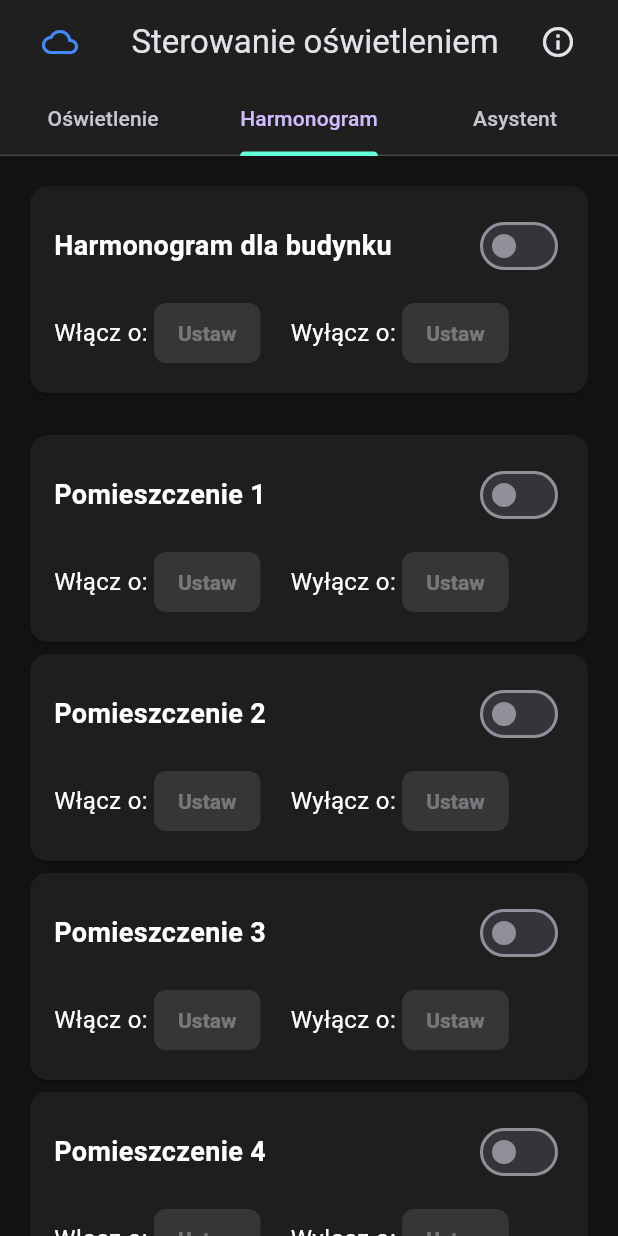
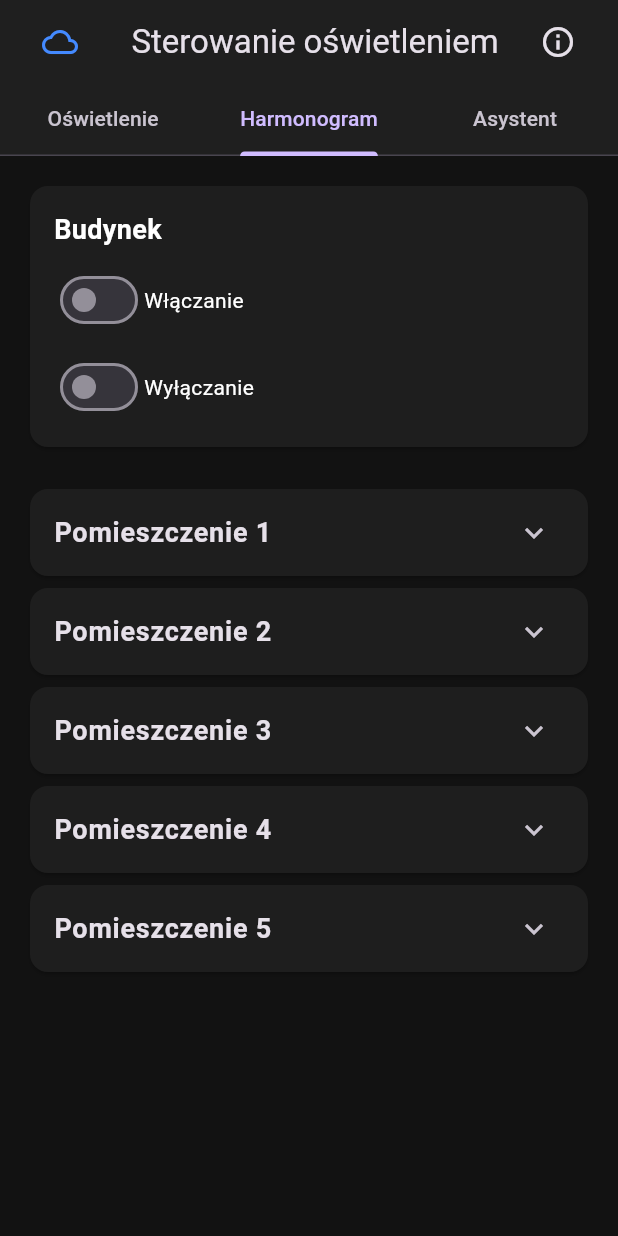
Before and after one commit to bartoszwer1/projekt-inz, a Flutter app: the screen it shows after launch, tab 2 chosen, on a phone screen of 412 x 824 dp. Run offline on Flutter 3.47's test engine with Material 3 defaults, Android fonts, the phone set to English and light mode, and no system bars; network calls fail.

Commit message:
better UI

```diff
--- a/osw_biur/lib/main.dart
+++ b/osw_biur/lib/main.dart
@@ -5,7 +5,7 @@ import 'dart:convert'; // Import for JSON parsing
 
 void main() {
   runApp(MaterialApp(
-    home: SterownikOsw(),
+    home: const SterownikOsw(),
     debugShowCheckedModeBanner: false,
     theme: ThemeData.dark().copyWith(
       primaryColor: Colors.tealAccent,
@@ -80,8 +80,10 @@ class _SterownikOswState extends State<SterownikOsw>
   Timer? scheduleTimer;
 
   // Schedule enabled flags
-  bool scheduleEnabledBuilding = false;
-  List<bool> scheduleEnabledRooms = [false, false, false, false, false];
+  bool scheduleEnabledBuildingOn = false;
+  bool scheduleEnabledBuildingOff = false;
+  List<bool> scheduleEnabledRoomsOn = [false, false, false, false, false];
+  List<bool> scheduleEnabledRoomsOff = [false, false, false, false, false];
 
   @override
   void initState() {
@@ -518,41 +520,83 @@ class _SterownikOswState extends State<SterownikOsw>
             child: Column(
               crossAxisAlignment: CrossAxisAlignment.start,
               children: [
-                // Schedule toggle and time pickers
+                // Schedule toggle and time pickers for Building
                 Row(
                   mainAxisAlignment: MainAxisAlignment.spaceBetween,
                   children: [
-                    const Text('Harmonogram dla budynku',
+                    const Text('Budynek',
                         style: TextStyle(
                             fontSize: 18, fontWeight: FontWeight.bold)),
+                    // Green dot if any schedule is enabled
+                    (scheduleEnabledBuildingOn || scheduleEnabledBuildingOff)
+                        ? const Icon(
+                            Icons.circle,
+                            color: Colors.green,
+                            size: 12,
+                          )
+                        : Container(),
+                  ],
+                ),
+                const SizedBox(height: 10),
+                // Harmonogram Włączenia
+                Row(
+                  children: [
+                    Expanded(
+                      child: Row(
+                        children: [
                           Switch(
-                      value: scheduleEnabledBuilding,
+                            value: scheduleEnabledBuildingOn,
                             onChanged: (bool value) {
                               setState(() {
-                          scheduleEnabledBuilding = value;
+                                scheduleEnabledBuildingOn = value;
                               });
                             },
+                          ),
+                          const Text('Włączanie'),
+                        ],
+                      ),
+                    ),
+                  ],
+                ),
+                if (scheduleEnabledBuildingOn)
+                  Row(
+                    children: [
+                      const Text('Włącz o: ', style: TextStyle(fontSize: 16)),
+                      ElevatedButton(
+                        onPressed: () => pickTime(context, true, true, null),
+                        child: Text(buildingOnTime != null
+                            ? buildingOnTime!.format(context)
+                            : "Ustaw"),
                       ),
                     ],
                   ),
                 const SizedBox(height: 10),
+                // Harmonogram Wyłączenia
                 Row(
                   children: [
-                    const Text('Włącz o: ', style: TextStyle(fontSize: 16)),
-                    ElevatedButton(
-                      onPressed: scheduleEnabledBuilding
-                          ? () => pickTime(context, true, true, null)
-                          : null,
-                      child: Text(buildingOnTime != null
-                          ? buildingOnTime!.format(context)
-                          : "Ustaw"),
+                    Expanded(
+                      child: Row(
+                        children: [
+                          Switch(
+                            value: scheduleEnabledBuildingOff,
+                            onChanged: (bool value) {
+                              setState(() {
+                                scheduleEnabledBuildingOff = value;
+                              });
+                            },
                           ),
-                    const SizedBox(width: 20),
+                          const Text('Wyłączanie'),
+                        ],
+                      ),
+                    ),
+                  ],
+                ),
+                if (scheduleEnabledBuildingOff)
+                  Row(
+                    children: [
                       const Text('Wyłącz o: ', style: TextStyle(fontSize: 16)),
                       ElevatedButton(
-                      onPressed: scheduleEnabledBuilding
-                          ? () => pickTime(context, false, true, null)
-                          : null,
+                        onPressed: () => pickTime(context, false, true, null),
                         child: Text(buildingOffTime != null
                             ? buildingOffTime!.format(context)
                             : "Ustaw"),
@@ -566,50 +610,93 @@ class _SterownikOswState extends State<SterownikOsw>
         const SizedBox(height: 20),
         // Harmonogram dla wszystkich pomieszczeń
         ...List.generate(roomsCct.length, (index) {
+          bool isAnyScheduleEnabled =
+              scheduleEnabledRoomsOn[index] || scheduleEnabledRoomsOff[index];
           return Card(
             color: const Color(0xFF1E1E1E),
             shape:
                 RoundedRectangleBorder(borderRadius: BorderRadius.circular(12)),
-            child: Padding(
-              padding: const EdgeInsets.all(16),
+            child: ExpansionTile(
+              leading: isAnyScheduleEnabled
+                  ? const Icon(
+                      Icons.circle,
+                      color: Colors.green,
+                      size: 12,
+                    )
+                  : null,
+              title: Text('Pomieszczenie ${index + 1}',
+                  style: const TextStyle(
+                      fontSize: 18, fontWeight: FontWeight.bold)),
+              children: [
+                Padding(
+                  padding: const EdgeInsets.symmetric(
+                      horizontal: 16.0, vertical: 8.0),
                   child: Column(
                     crossAxisAlignment: CrossAxisAlignment.start,
                     children: [
-                  // Schedule toggle and time pickers
+                      // Harmonogram Włączenia
                       Row(
-                    mainAxisAlignment: MainAxisAlignment.spaceBetween,
                         children: [
-                      Text('Pomieszczenie ${index + 1}',
-                          style: const TextStyle(
-                              fontSize: 18, fontWeight: FontWeight.bold)),
+                          Expanded(
+                            child: Row(
+                              children: [
                                 Switch(
-                        value: scheduleEnabledRooms[index],
+                                  value: scheduleEnabledRoomsOn[index],
                                   onChanged: (bool value) {
                                     setState(() {
-                            scheduleEnabledRooms[index] = value;
+                                      scheduleEnabledRoomsOn[index] = value;
                                     });
                                   },
+                                ),
+                                const Text('Włączanie'),
+                              ],
+                            ),
+                          ),
+                        ],
+                      ),
+                      if (scheduleEnabledRoomsOn[index])
+                        Row(
+                          children: [
+                            const Text('Włącz o: ',
+                                style: TextStyle(fontSize: 16)),
+                            ElevatedButton(
+                              onPressed: () =>
+                                  pickTime(context, true, false, index),
+                              child: Text(roomsOnTime[index] != null
+                                  ? roomsOnTime[index]!.format(context)
+                                  : "Ustaw"),
                             ),
                           ],
                         ),
                       const SizedBox(height: 10),
+                      // Harmonogram Wyłączenia
                       Row(
                         children: [
-                      const Text('Włącz o: ', style: TextStyle(fontSize: 16)),
+                          Expanded(
+                            child: Row(
+                              children: [
+                                Switch(
+                                  value: scheduleEnabledRoomsOff[index],
+                                  onChanged: (bool value) {
+                                    setState(() {
+                                      scheduleEnabledRoomsOff[index] = value;
+                                    });
+                                  },
+                                ),
+                                const Text('Wyłączanie'),
+                              ],
+                            ),
+                          ),
+                        ],
+                      ),
+                      if (scheduleEnabledRoomsOff[index])
+                        Row(
+                          children: [
+                            const Text('Wyłącz o: ',
+                                style: TextStyle(fontSize: 16)),
                             ElevatedButton(
-                        onPressed: scheduleEnabledRooms[index]
-                            ? () => pickTime(context, true, false, index)
-                            : null,
-                        child: Text(roomsOnTime[index] != null
-                            ? roomsOnTime[index]!.format(context)
-                            : "Ustaw"),
-                      ),
-                      const SizedBox(width: 20),
-                      const Text('Wyłącz o: ', style: TextStyle(fontSize: 16)),
-                      ElevatedButton(
-                        onPressed: scheduleEnabledRooms[index]
-                            ? () => pickTime(context, false, false, index)
-                            : null,
+                              onPressed: () =>
+                                  pickTime(context, false, false, index),
                               child: Text(roomsOffTime[index] != null
                                   ? roomsOffTime[index]!.format(context)
                                   : "Ustaw"),
@@ -618,6 +705,8 @@ class _SterownikOswState extends State<SterownikOsw>
                         ),
                     ],
                   ),
+                ),
+              ],
             ),
           );
         }),
@@ -630,33 +719,38 @@ class _SterownikOswState extends State<SterownikOsw>
     DateTime now = DateTime.now();
     TimeOfDay currentTime = TimeOfDay(hour: now.hour, minute: now.minute);
 
-    // Sprawdzenie harmonogramu dla budynku
-    if (scheduleEnabledBuilding) {
-      if (buildingOnTime != null &&
+    // Sprawdzenie harmonogramu dla budynku - Włączanie
+    if (scheduleEnabledBuildingOn &&
+        buildingOnTime != null &&
         buildingOnTime!.hour == currentTime.hour &&
         buildingOnTime!.minute == currentTime.minute) {
       setBuilding(buildingCct, 100);
     }
-      if (buildingOffTime != null &&
+
+    // Sprawdzenie harmonogramu dla budynku - Wyłączanie
+    if (scheduleEnabledBuildingOff &&
+        buildingOffTime != null &&
         buildingOffTime!.hour == currentTime.hour &&
         buildingOffTime!.minute == currentTime.minute) {
       setBuilding(buildingCct, 0);
     }
-    }
 
     // Sprawdzenie harmonogramu dla wszystkich pomieszczeń
     for (int i = 0; i < roomsCct.length; i++) {
-      if (scheduleEnabledRooms[i]) {
-        if (roomsOnTime[i] != null &&
+      // Włączanie
+      if (scheduleEnabledRoomsOn[i] &&
+          roomsOnTime[i] != null &&
           roomsOnTime[i]!.hour == currentTime.hour &&
           roomsOnTime[i]!.minute == currentTime.minute) {
         setRoom(i, roomsCct[i], 100);
       }
-        if (roomsOffTime[i] != null &&
+
+      // Wyłączanie
+      if (scheduleEnabledRoomsOff[i] &&
+          roomsOffTime[i] != null &&
           roomsOffTime[i]!.hour == currentTime.hour &&
           roomsOffTime[i]!.minute == currentTime.minute) {
         setRoom(i, roomsCct[i], 0);
-        }
       }
     }
   }
@@ -760,10 +854,8 @@ class _SterownikOswState extends State<SterownikOsw>
               ),
             ],
           ),
-          bottom: TabBar(
-            controller: _tabController,
-            indicatorColor: Colors.tealAccent,
-            tabs: const [
+          bottom: const TabBar(
+            tabs: [
               Tab(text: 'Oświetlenie'),
               Tab(text: 'Harmonogram'),
               Tab(text: 'Asystent'),
@@ -771,7 +863,6 @@ class _SterownikOswState extends State<SterownikOsw>
           ),
         ),
         body: TabBarView(
-          controller: _tabController,
           children: [
             buildOswiezenieTab(),
             buildHarmonogramTab(),
```
Also changed, not shown: 1 other file. Lines whose indentation alone changed are shown as unchanged.
